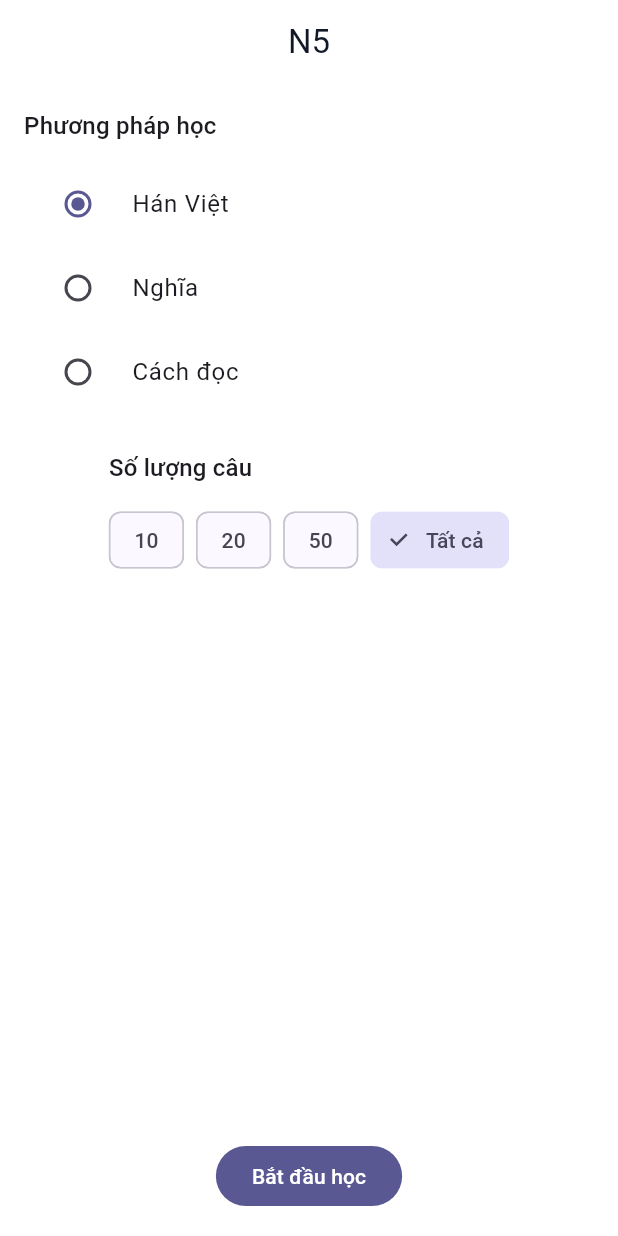
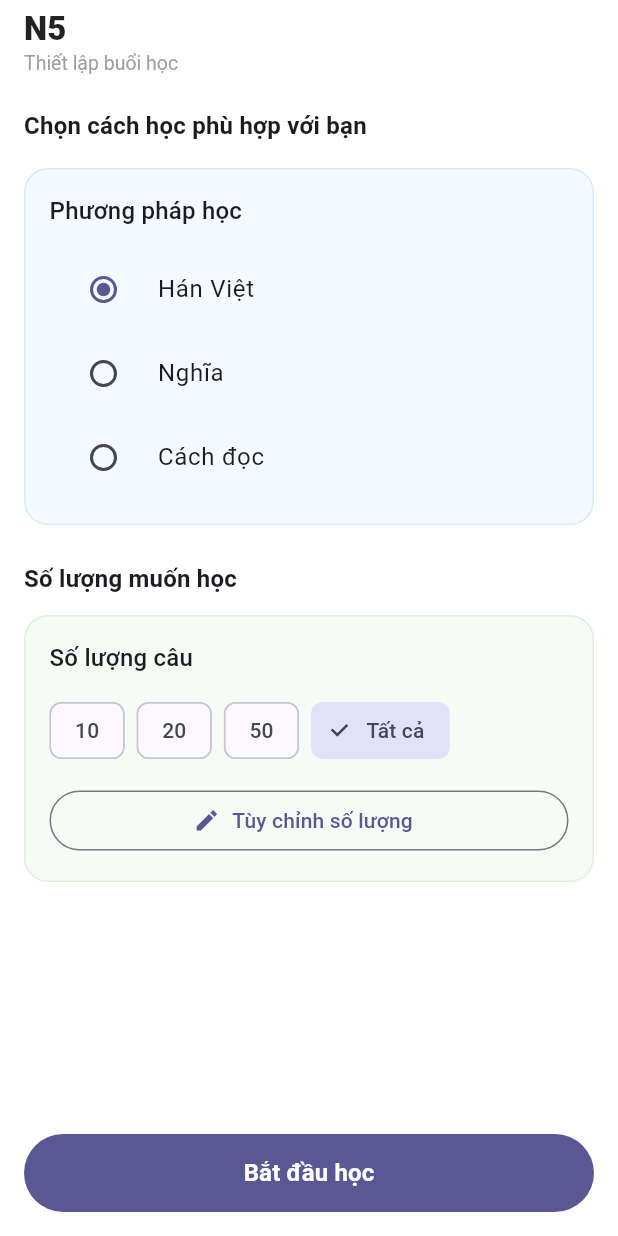
Before and after one commit to Buiduyanh20/bi_kip_Kanji_N5_N1_app, a Flutter app: the QuizConfigScreen screen opened by its route, on a phone screen of 412 x 824 dp. Run offline on Flutter 3.47's test engine with Material 3 defaults, Android fonts, the phone set to English and light mode, and no system bars; our stand-ins replace drift, file_picker, flutter_riverpod, go_router, share_plus, shared_preferences; missing offline and left inert: kana_kit; accounts and stored records are empty; generated files the repository leaves out were written again.

Commit message:
Sửa màn hình quiz

```diff
--- a/lib/features/learn/screens/quiz_config_screen.dart
+++ b/lib/features/learn/screens/quiz_config_screen.dart
@@ -7,6 +7,7 @@ import '../../../data/models/app_settings.dart';
 import '../providers/quiz_controller.dart';
 import '../screens/quiz_play_screen.dart';
 import '../widgets/count_selector_widget.dart';
+import '../widgets/custom_count_sheet.dart';
 import '../widgets/method_selector_widget.dart';
 
 class QuizConfigScreen extends ConsumerStatefulWidget {
@@ -62,21 +63,103 @@ class _QuizConfigScreenState extends ConsumerState<QuizConfigScreen> {
     _count ??= total;
 
     return Scaffold(
-      appBar: AppBar(title: Text(widget.level.code)),
+      appBar: AppBar(
+        centerTitle: false,
+
+        title: Column(
+          crossAxisAlignment: CrossAxisAlignment.start,
+
+          children: [
+            Text(
+              widget.level.code,
+
+              style: const TextStyle(
+                fontSize: 22,
+                fontWeight: FontWeight.w800,
+                color: Colors.black87,
+              ),
+            ),
+
+            const Text(
+              'Thiết lập buổi học',
+
+              style: TextStyle(
+                fontSize: 13,
+                fontWeight: FontWeight.w400,
+                color: Colors.grey,
+              ),
+            ),
+          ],
+        ),
+
+        elevation: 0,
+
+        backgroundColor: Colors.transparent,
+
+        foregroundColor: Colors.black87,
+      ),
       body: Padding(
         padding: const EdgeInsets.all(16),
+
         child: Column(
+          crossAxisAlignment: CrossAxisAlignment.stretch,
+
           children: [
-            MethodSelectorWidget(
+            // Header nhỏ
+            Text(
+              'Chọn cách học phù hợp với bạn',
+              style: Theme.of(
+                context,
+              ).textTheme.titleMedium?.copyWith(fontWeight: FontWeight.w700),
+            ),
+
+            const SizedBox(height: 16),
+
+            Container(
+              padding: const EdgeInsets.all(16),
+
+              decoration: BoxDecoration(
+                color: Colors.blue.withValues(alpha: 0.05),
+                borderRadius: BorderRadius.circular(16),
+                border: Border.all(color: Colors.blue.withValues(alpha: 0.15)),
+              ),
+
+              child: MethodSelectorWidget(
                 availableMethods: methods,
                 selected: _method,
+
                 onChanged: (value) {
                   setState(() {
                     _method = value;
                   });
                 },
               ),
+            ),
+
             const SizedBox(height: 24),
+
+            Text(
+              'Số lượng muốn học',
+              style: Theme.of(
+                context,
+              ).textTheme.titleMedium?.copyWith(fontWeight: FontWeight.w700),
+            ),
+
+            const SizedBox(height: 12),
+
+            Container(
+              padding: const EdgeInsets.all(16),
+
+              decoration: BoxDecoration(
+                color: Colors.green.withValues(alpha: 0.05),
+                borderRadius: BorderRadius.circular(16),
+                border: Border.all(color: Colors.green.withValues(alpha: 0.15)),
+              ),
+
+              child: Column(
+                crossAxisAlignment: CrossAxisAlignment.stretch,
+
+                children: [
                   CountSelectorWidget(
                     total: total,
                     selectedCount: _count!,
@@ -86,21 +169,120 @@ class _QuizConfigScreenState extends ConsumerState<QuizConfigScreen> {
                       });
                     },
                   ),
+
+                  const SizedBox(height: 12),
+
+                  Column(
+                    crossAxisAlignment: CrossAxisAlignment.stretch,
+
+                    children: [
+
+                      if (![10, 20, 50, total].contains(_count))
+                        Container(
+                          margin: const EdgeInsets.only(bottom: 12),
+
+                          padding: const EdgeInsets.symmetric(
+                            horizontal: 12,
+                            vertical: 10,
+                          ),
+
+                          decoration: BoxDecoration(
+                            color: Colors.blue.withValues(alpha: 0.08),
+                            borderRadius: BorderRadius.circular(12),
+                          ),
+
+                          child: Row(
+                            children: [
+
+                              const Icon(
+                                Icons.edit_note,
+                                size: 20,
+                                color: Colors.blue,
+                              ),
+
+
+                              const SizedBox(width: 8),
+
+
+                              Text(
+                                'Đã chọn $_count chữ',
+                                style: const TextStyle(
+                                  fontWeight: FontWeight.w600,
+                                  color: Colors.blue,
+                                ),
+                              ),
+
+                            ],
+                          ),
+                        ),
+
+
+
+                      OutlinedButton.icon(
+
+                        icon: const Icon(
+                          Icons.edit,
+                        ),
+
+
+                        label: const Text(
+                          'Tùy chỉnh số lượng',
+                        ),
+
+
+                        onPressed: () async {
+
+
+                          final value =
+                          await showCustomCountSheet(
+                            context,
+                            maxCount: total,
+                          );
+
+
+                          if (value != null) {
+
+                            setState(() {
+
+                              _count = value;
+
+                            });
+
+                          }
+
+                        },
+
+                      ),
+
+                    ],
+                  )
+                ],
+              ),
+            ),
+
             const Spacer(),
-            FilledButton(
+
+            SizedBox(
+              height: 52,
+
+              child: FilledButton(
                 onPressed: () async {
-                if (_method == null || _count == null) return;
+                  if (_method == null || _count == null) {
+                    return;
+                  }
 
                   ref
                       .read(quizControllerProvider.notifier)
                       .start(
                         contentType: widget.contentType,
+
                         level: widget.level,
+
                         method: _method!,
+
                         count: _count!,
                       );
 
-                // Convert int → CountChoice
                   final countChoice = (_count == total)
                       ? const CountChoice.all()
                       : CountChoice.of(_count!);
@@ -115,7 +297,12 @@ class _QuizConfigScreenState extends ConsumerState<QuizConfigScreen> {
                     MaterialPageRoute(builder: (_) => const QuizPlayScreen()),
                   );
                 },
-              child: const Text('Bắt đầu học'),
+
+                child: const Text(
+                  'Bắt đầu học',
+                  style: TextStyle(fontSize: 16, fontWeight: FontWeight.w700),
+                ),
+              ),
             ),
           ],
         ),
```
Also changed, not shown: lib/features/learn/widgets/custom_count_sheet.dart (added, +166 -0 lines). Lines whose indentation alone changed are shown as unchanged.
